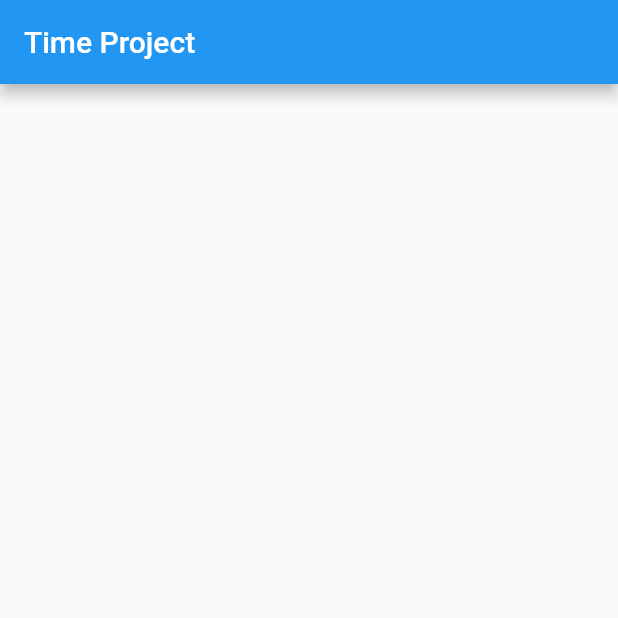
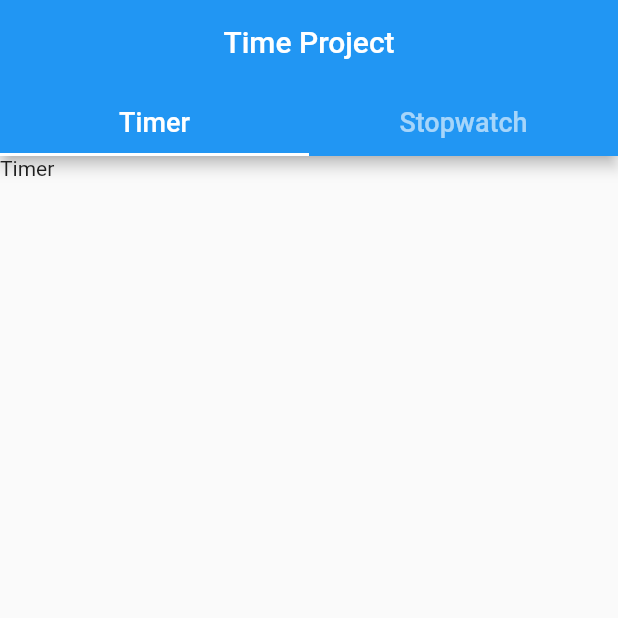
Before and after one commit to MatthieuNadeau96/time_project, a Flutter app: the screen it shows after launch, on a phone screen of 412 x 824 dp, the top half of it. Run offline on Flutter 3.47's test engine with Material 2 defaults, Android fonts, the phone set to English and light mode, and no system bars.

Commit message:
Added a tab bar

```diff
--- a/lib/main.dart
+++ b/lib/main.dart
@@ -7,6 +7,7 @@ class MyApp extends StatelessWidget {
   Widget build(BuildContext context) {
     return MaterialApp(
       title: 'Flutter Demo',
+      debugShowCheckedModeBanner: false,
       theme: ThemeData(
         primarySwatch: Colors.blue,
       ),
@@ -20,12 +21,41 @@ class MyHomePage extends StatefulWidget {
   _MyHomePageState createState() => _MyHomePageState();
 }
 
-class _MyHomePageState extends State<MyHomePage> {
+class _MyHomePageState extends State<MyHomePage> with TickerProviderStateMixin {
+  TabController tb;
+
+  @override
+  void initState() {
+    tb = TabController(
+      length: 2,
+      vsync: this,
+    );
+    super.initState();
+  }
+
   @override
   Widget build(BuildContext context) {
     return Scaffold(
       appBar: AppBar(
         title: Text("Time Project"),
+        centerTitle: true,
+        bottom: TabBar(
+          tabs: <Widget>[
+            Text('Timer'),
+            Text('Stopwatch'),
+          ],
+          labelPadding: EdgeInsets.only(bottom: 10),
+          labelStyle: TextStyle(fontSize: 18.0),
+          unselectedLabelColor: Colors.white60,
+          controller: tb,
+        ),
+      ),
+      body: TabBarView(
+        children: <Widget>[
+          Text('Timer'),
+          Text('Stopwatch'),
+        ],
+        controller: tb,
       ),
     );
   }
```
